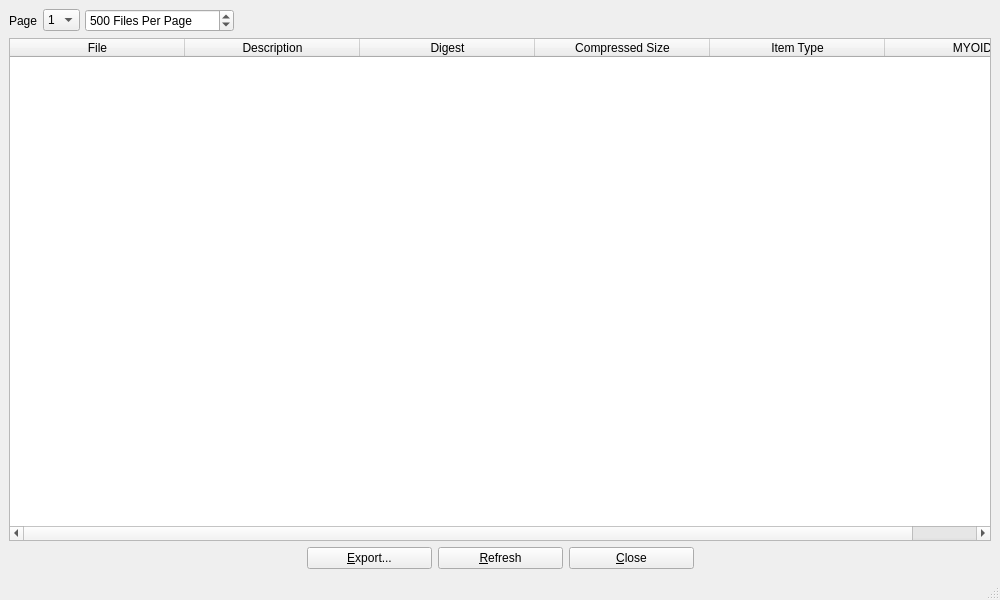
Before: the Qt Designer form UI/biblioteq_files.ui in textbrowser/biblioteq, drawn with Qt 5.
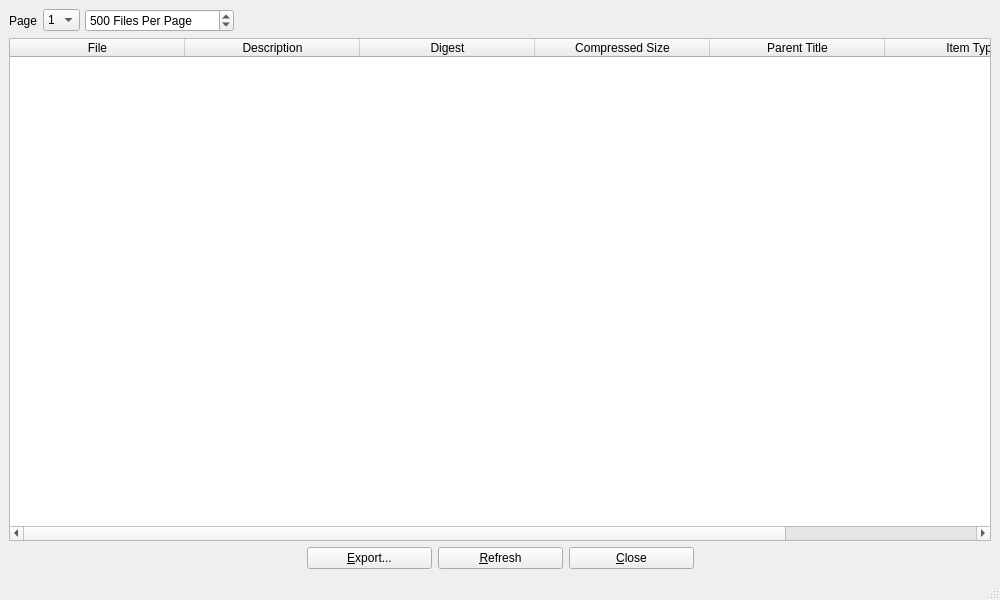
After: the same form once the commit is applied. Icons and pictures are not drawn.

What changed in the file:
```diff
--- a/UI/biblioteq_files.ui
+++ b/UI/biblioteq_files.ui
@@ -126,6 +126,11 @@
         <string>Compressed Size</string>
        </property>
       </column>
+      <column>
+       <property name="text">
+        <string>Parent Title</string>
+       </property>
+      </column>
       <column>
        <property name="text">
         <string>Item Type</string>
```
